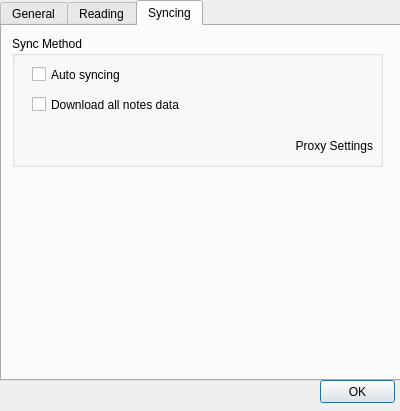
First picture: the form in src/ui/wizpreferencedialog.ui, repository WizTeam/WizQTClient, before the edit.
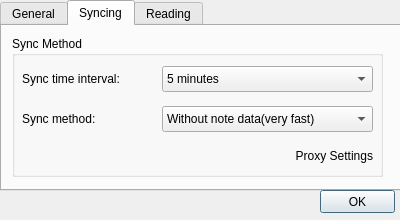
Second picture: the form after the edit. The open tabs and pages were chosen to show the change.

What changed in the file:
```diff
--- a/src/ui/wizpreferencedialog.ui
+++ b/src/ui/wizpreferencedialog.ui
@@ -7,7 +7,7 @@
     <x>0</x>
     <y>0</y>
     <width>400</width>
-    <height>411</height>
+    <height>220</height>
    </rect>
   </property>
   <property name="sizePolicy">
@@ -19,13 +19,13 @@
   <property name="minimumSize">
    <size>
     <width>400</width>
-    <height>411</height>
+    <height>220</height>
    </size>
   </property>
   <property name="maximumSize">
    <size>
     <width>400</width>
-    <height>411</height>
+    <height>220</height>
    </size>
   </property>
   <property name="windowTitle">
@@ -37,11 +37,23 @@
      <x>0</x>
      <y>0</y>
      <width>401</width>
-     <height>381</height>
+     <height>191</height>
     </rect>
    </property>
    <property name="currentIndex">
-    <number>0</number>
+    <number>1</number>
+   </property>
+   <property name="usesScrollButtons">
+    <bool>false</bool>
+   </property>
+   <property name="documentMode">
+    <bool>false</bool>
+   </property>
+   <property name="tabsClosable">
+    <bool>false</bool>
+   </property>
+   <property name="movable">
+    <bool>false</bool>
    </property>
    <widget class="QWidget" name="tabGeneral">
     <attribute name="title">
@@ -113,6 +125,139 @@
      </property>
     </widget>
    </widget>
+   <widget class="QWidget" name="tabSyncing">
+    <attribute name="title">
+     <string>Syncing</string>
+    </attribute>
+    <widget class="QGroupBox" name="groupBoxSync">
+     <property name="geometry">
+      <rect>
+       <x>10</x>
+       <y>10</y>
+       <width>371</width>
+       <height>141</height>
+      </rect>
+     </property>
+     <property name="title">
+      <string>Sync Method</string>
+     </property>
+     <widget class="QLabel" name="labelProxySettings">
+      <property name="geometry">
+       <rect>
+        <x>190</x>
+        <y>110</y>
+        <width>171</width>
+        <height>20</height>
+       </rect>
+      </property>
+      <property name="text">
+       <string>Proxy Settings</string>
+      </property>
+      <property name="alignment">
+       <set>Qt::AlignRight|Qt::AlignTrailing|Qt::AlignVCenter</set>
+      </property>
+     </widget>
+     <widget class="QComboBox" name="comboSyncInterval">
+      <property name="geometry">
+       <rect>
+        <x>150</x>
+        <y>30</y>
+        <width>211</width>
+        <height>26</height>
+       </rect>
+      </property>
+      <property name="modelColumn">
+       <number>0</number>
+      </property>
+      <item>
+       <property name="text">
+        <string>5 minutes</string>
+       </property>
+      </item>
+      <item>
+       <property name="text">
+        <string>15 minutes</string>
+       </property>
+      </item>
+      <item>
+       <property name="text">
+        <string>30 minutes</string>
+       </property>
+      </item>
+      <item>
+       <property name="text">
+        <string>1 hour</string>
+       </property>
+      </item>
+      <item>
+       <property name="text">
+        <string>Manual</string>
+       </property>
+      </item>
+     </widget>
+     <widget class="QLabel" name="labelSyncInterval">
+      <property name="geometry">
+       <rect>
+        <x>10</x>
+        <y>30</y>
+        <width>131</width>
+        <height>26</height>
+       </rect>
+      </property>
+      <property name="text">
+       <string>Sync time interval:</string>
+      </property>
+     </widget>
+     <widget class="QLabel" name="labelSyncMethod">
+      <property name="geometry">
+       <rect>
+        <x>10</x>
+        <y>70</y>
+        <width>131</width>
+        <height>26</height>
+       </rect>
+      </property>
+      <property name="text">
+       <string>Sync method:</string>
+      </property>
+     </widget>
+     <widget class="QComboBox" name="comboSyncMethod">
+      <property name="geometry">
+       <rect>
+        <x>150</x>
+        <y>70</y>
+        <width>211</width>
+        <height>26</height>
+       </rect>
+      </property>
+      <item>
+       <property name="text">
+        <string>Without note data(very fast)</string>
+       </property>
+      </item>
+      <item>
+       <property name="text">
+        <string>Last 1 day</string>
+       </property>
+      </item>
+      <item>
+       <property name="text">
+        <string>last 1 week</string>
+       </property>
+      </item>
+      <item>
+       <property name="text">
+        <string>Last 1 month</string>
+       </property>
+      </item>
+      <item>
+       <property name="text">
+        <string>All data(very slow)</string>
+       </property>
+      </item>
+     </widget>
+    </widget>
+   </widget>
    <widget class="QWidget" name="tabReading">
     <attribute name="title">
      <string>Reading</string>
@@ -170,72 +315,12 @@
      </widget>
     </widget>
    </widget>
-   <widget class="QWidget" name="tabSyncing">
-    <attribute name="title">
-     <string>Syncing</string>
-    </attribute>
-    <widget class="QGroupBox" name="groupBoxSync">
-     <property name="geometry">
-      <rect>
-       <x>10</x>
-       <y>10</y>
-       <width>371</width>
-       <height>131</height>
-      </rect>
-     </property>
-     <property name="title">
-      <string>Sync Method</string>
-     </property>
-     <widget class="QCheckBox" name="checkAutoSync">
-      <property name="geometry">
-       <rect>
-        <x>20</x>
-        <y>30</y>
-        <width>301</width>
-        <height>17</height>
-       </rect>
-      </property>
-      <property name="text">
-       <string>Auto syncing</string>
-      </property>
-     </widget>
-     <widget class="QCheckBox" name="checkDownloadAllNotesData">
-      <property name="geometry">
-       <rect>
-        <x>20</x>
-        <y>60</y>
-        <width>311</width>
-        <height>17</height>
-       </rect>
-      </property>
-      <property name="text">
-       <string>Download all notes data</string>
-      </property>
-     </widget>
-     <widget class="QLabel" name="labelProxySettings">
-      <property name="geometry">
-       <rect>
-        <x>260</x>
-        <y>100</y>
-        <width>101</width>
-        <height>20</height>
-       </rect>
-      </property>
-      <property name="text">
-       <string>Proxy Settings</string>
-      </property>
-      <property name="alignment">
-       <set>Qt::AlignRight|Qt::AlignTrailing|Qt::AlignVCenter</set>
-      </property>
-     </widget>
-    </widget>
-   </widget>
   </widget>
   <widget class="QPushButton" name="buttonOK">
    <property name="geometry">
     <rect>
      <x>320</x>
-     <y>380</y>
+     <y>190</y>
      <width>75</width>
      <height>23</height>
     </rect>
```
Left out of the diff: 25 changed lines with no effect on the pictures.
